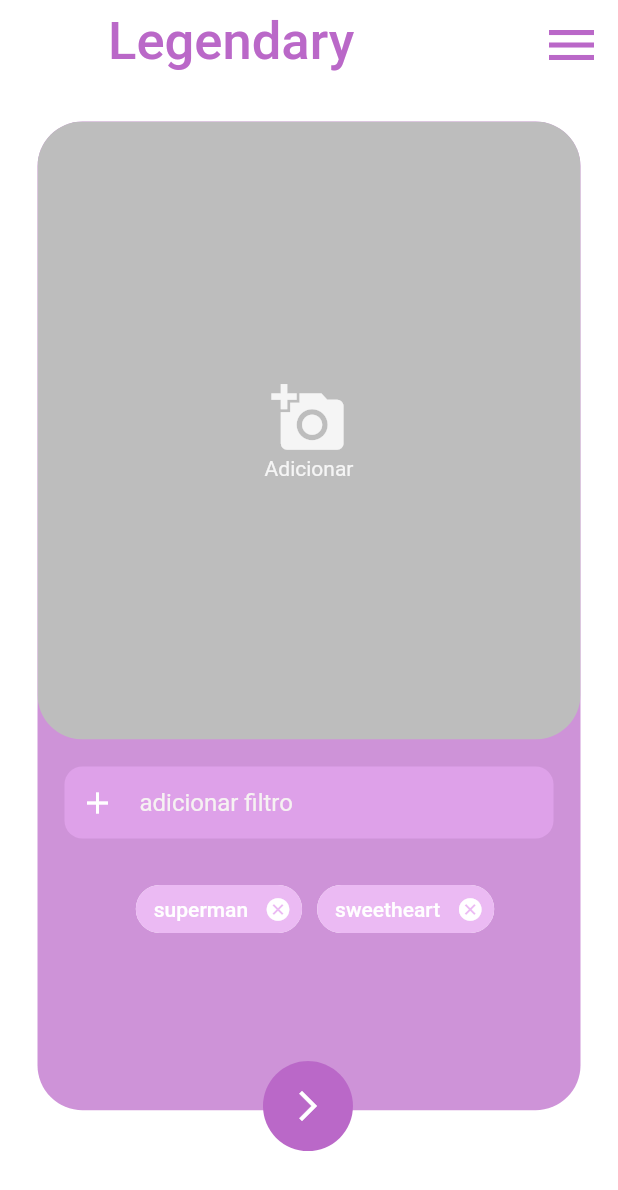
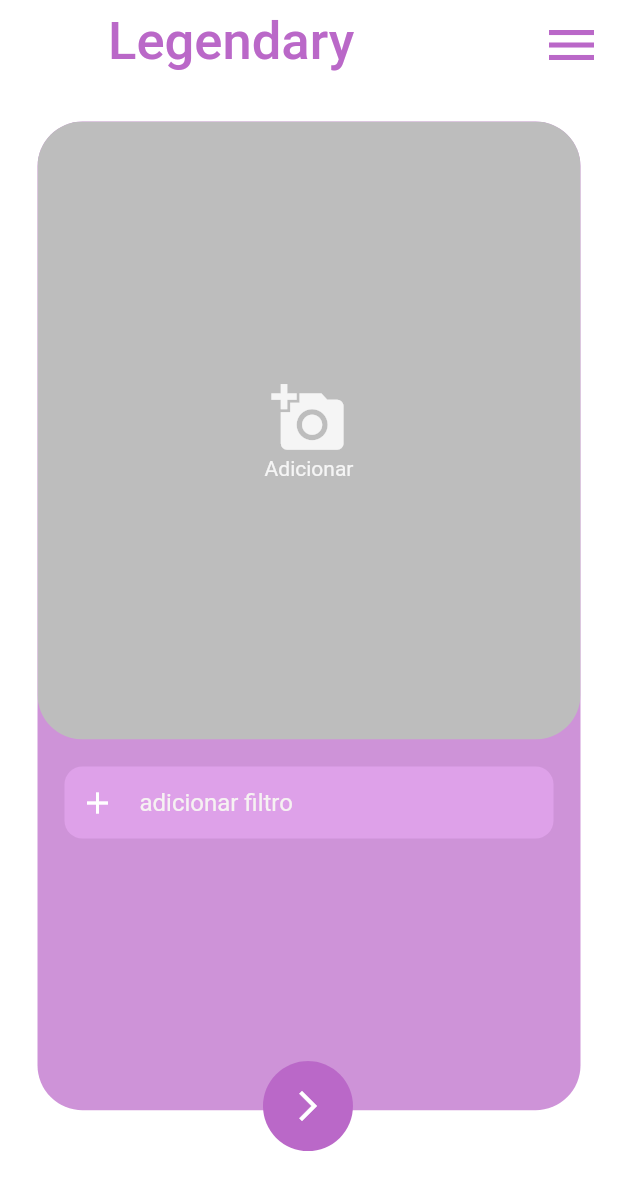
Before and after one commit to projetoIII/LegendaryApp, a Flutter app: the UploadImagePage screen opened by its route, on a phone screen of 412 x 824 dp. Shown: the top 1190 px of the screen. Run offline on Flutter 3.47's test engine with Material 2 defaults, Android fonts, the phone set to English and light mode, and no system bars; our stand-ins replace cloud_firestore, firebase_auth, firebase_core, firebase_storage, flutter_signin_button, font_awesome_flutter and 2 more; accounts and stored records are empty.

```diff
--- a/legendary_app/lib/view/CarregarImagem.dart
+++ b/legendary_app/lib/view/CarregarImagem.dart
@@ -28,7 +28,7 @@ class _UploadImagePageState extends State<UploadImagePage> {
 
   final TextEditingController _controller = new TextEditingController();
 
-  List<String> tags = ["superman", "sweetheart"];
+  List<String> tags = [];
   List<String> itensMenu = ["Perfil", "Favoritos", "URL", "Sair"];
 
   Future<bool> _exitApplication(BuildContext context) async {
```
